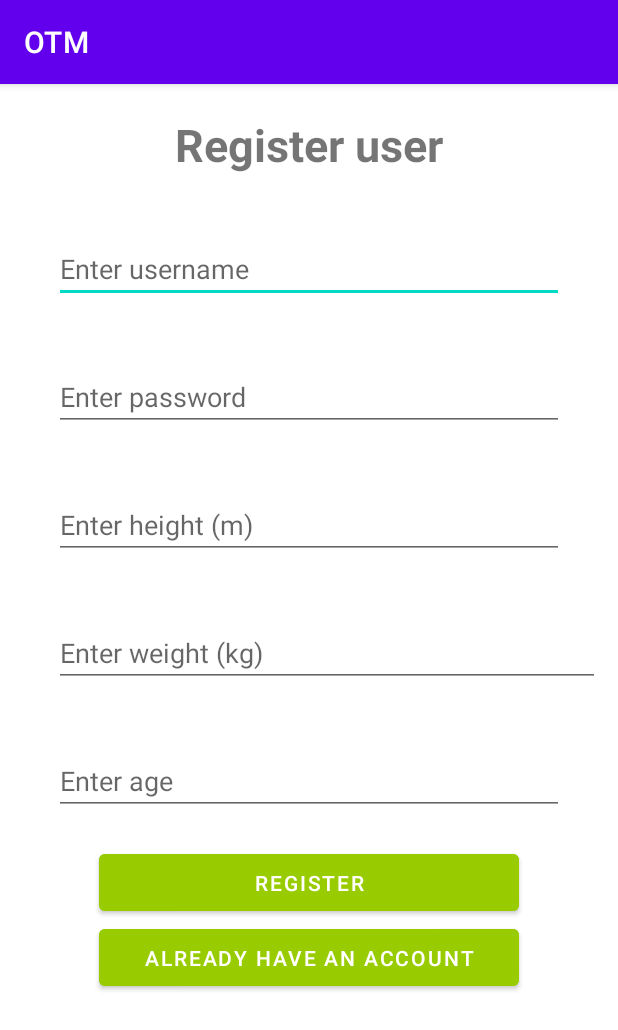
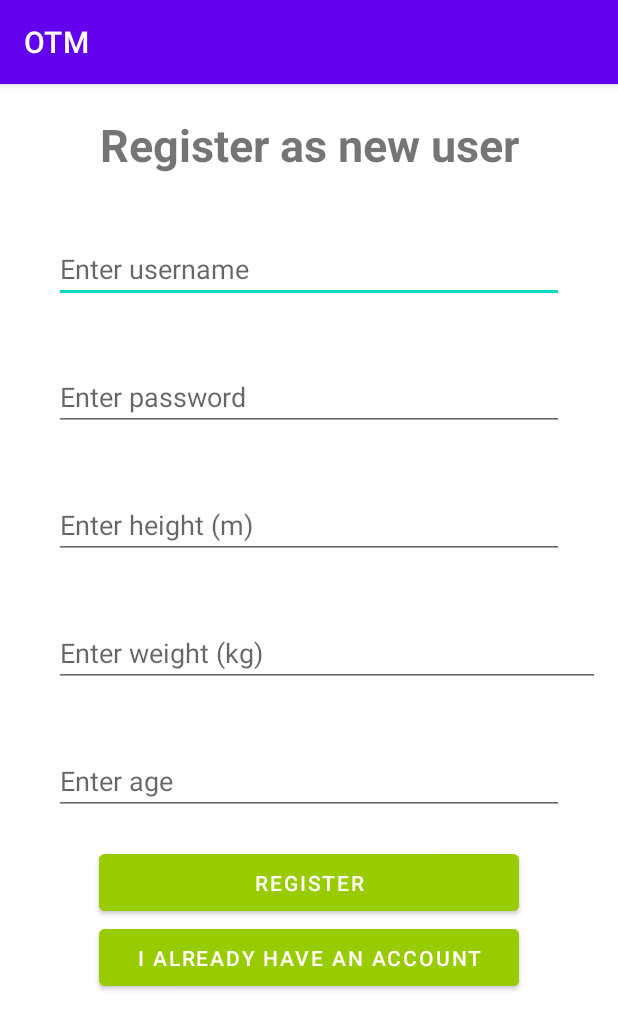
Before and after one commit to coffeeAndTeaa/otm, an Android app: the screen it shows after launch (RegisterActivity), on a phone screen of 412 x 824 dp. Shown: the top 1030 px of the screen. Run offline under Robolectric (Android 15) with nearby library versions, the phone set to English and light mode, and no system bars; our stand-ins replace Room's generated code.

Commit message:
Typo changes on screens and logic change for faker's second run

```diff
--- a/app/src/main/java/com/jingyu/otm/OtmApplication.java
+++ b/app/src/main/java/com/jingyu/otm/OtmApplication.java
@@ -53,7 +53,7 @@ public class OtmApplication extends Application {
             Run r2 = new Run(B.id_user, "Bruce Second run", 11, 101);
             Run r3 = new Run(B.id_user, "Bruce Third run", 12, 103);
             Run r4 = new Run(F.id_user, "faker First run", 10, 10);
-            Run r5 = new Run(F.id_user, "faker First run", 10, 10);
+            Run r5 = new Run(F.id_user, "faker second run", 10, 10);
             runDao.insertRun(r1);
             runDao.insertRun(r2);
             runDao.insertRun(r3);
--- a/app/src/main/res/layout/activity_register.xml
+++ b/app/src/main/res/layout/activity_register.xml
@@ -13,7 +13,7 @@
         android:layout_width="match_parent"
         android:layout_height="wrap_content"
         android:layout_margin="20sp"
-        android:text="Register user"
+        android:text="Register as new user"
         android:textAlignment="center"
         android:textSize="30sp"
         android:textStyle="bold" />
@@ -78,7 +78,7 @@
         android:layout_gravity="center_horizontal"
         android:layout_marginHorizontal="50sp"
         android:backgroundTint="@android:color/holo_green_light"
-        android:text="Already have an account" />
+        android:text="I already have an account" />
 
 
 </LinearLayout>
```
Also changed, not shown: app/src/main/res/layout/activity_login.xml (+10 -12 lines).
